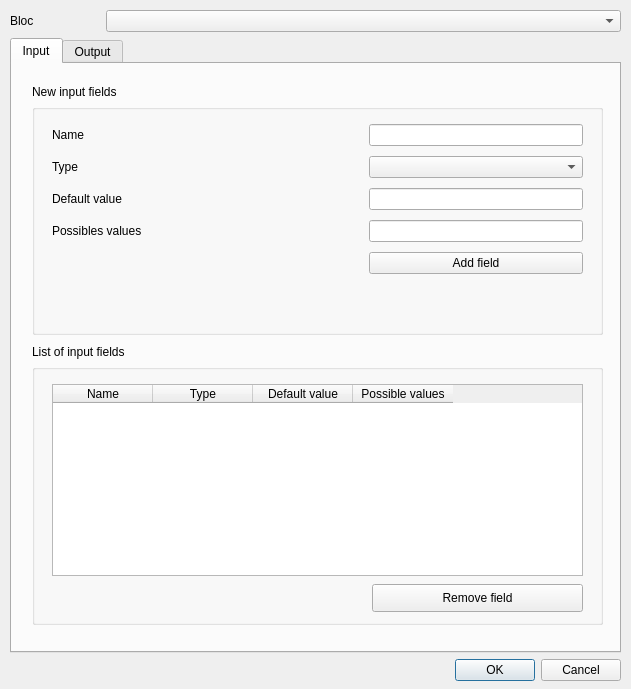
This is gui/forms/edit_input.ui in TheophileLaPelouse/cycle as Qt 5 draws it before an edit. The edited form follows.
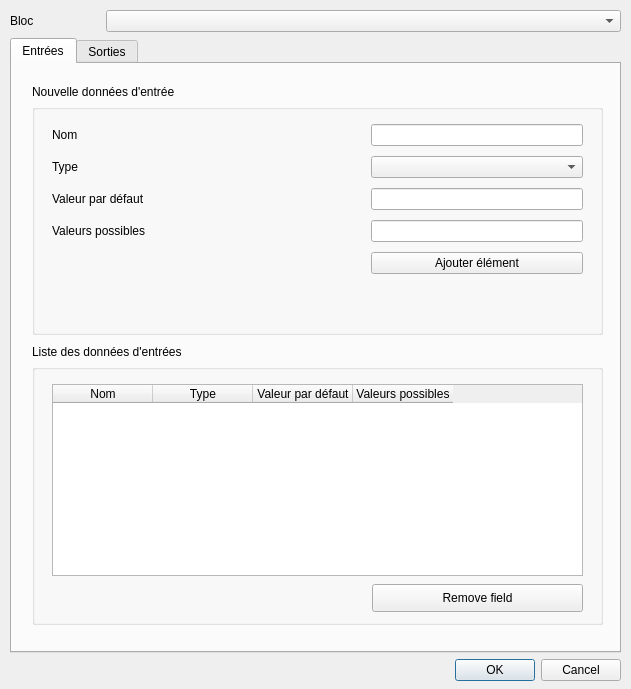
This is the edited form. The open tabs and pages were chosen to show the change.

Commit message: Changement de valeur par défaut + d_vie sur déconstruction

The edit to the form file:
```diff
--- a/gui/forms/edit_input.ui
+++ b/gui/forms/edit_input.ui
@@ -30,7 +30,7 @@
       </property>
       <widget class="QWidget" name="input_page">
        <attribute name="title">
-        <string>Input</string>
+        <string>Entrées</string>
        </attribute>
        <widget class="QLabel" name="label_6">
         <property name="geometry">
@@ -86,7 +86,7 @@
           <item row="3" column="0">
            <widget class="QLabel" name="label_19">
             <property name="text">
-             <string>Possibles values</string>
+             <string>Valeurs possibles</string>
             </property>
            </widget>
           </item>
@@ -106,7 +106,7 @@
           <item row="2" column="0">
            <widget class="QLabel" name="label_18">
             <property name="text">
-             <string>Default value</string>
+             <string>Valeur par défaut</string>
             </property>
            </widget>
           </item>
@@ -168,7 +168,7 @@
           <item row="0" column="0">
            <widget class="QLabel" name="label_3">
             <property name="text">
-             <string>Name</string>
+             <string>Nom</string>
             </property>
            </widget>
           </item>
@@ -192,7 +192,7 @@
           <item row="4" column="2">
            <widget class="QPushButton" name="add_input">
             <property name="text">
-             <string>Add field</string>
+             <string>Ajouter élément</string>
             </property>
            </widget>
           </item>
@@ -232,7 +232,7 @@
          </property>
          <column>
           <property name="text">
-           <string>Name</string>
+           <string>Nom</string>
           </property>
          </column>
          <column>
@@ -242,12 +242,12 @@
          </column>
          <column>
           <property name="text">
-           <string>Default value</string>
+           <string>Valeur par défaut</string>
           </property>
          </column>
          <column>
           <property name="text">
-           <string>Possible values</string>
+           <string>Valeurs possibles</string>
           </property>
          </column>
         </widget>
@@ -270,7 +270,7 @@
          <rect>
           <x>20</x>
           <y>280</y>
-          <width>131</width>
+          <width>221</width>
           <height>16</height>
          </rect>
         </property>
@@ -281,7 +281,7 @@
          </font>
         </property>
         <property name="text">
-         <string>List of input fields</string>
+         <string>Liste des données d'entrées</string>
         </property>
        </widget>
        <widget class="QLabel" name="label_15">
@@ -289,7 +289,7 @@
          <rect>
           <x>20</x>
           <y>20</y>
-          <width>121</width>
+          <width>161</width>
           <height>16</height>
          </rect>
         </property>
@@ -300,13 +300,13 @@
          </font>
         </property>
         <property name="text">
-         <string>New input fields</string>
+         <string>Nouvelle données d'entrée</string>
         </property>
        </widget>
       </widget>
       <widget class="QWidget" name="output_page">
        <attribute name="title">
-        <string>Output</string>
+        <string>Sorties</string>
        </attribute>
        <widget class="QGroupBox" name="groupBox_4">
         <property name="geometry">
```
Left out of the diff: 22 changed lines with no effect on the pictures. The commit also changes 55 other files.
